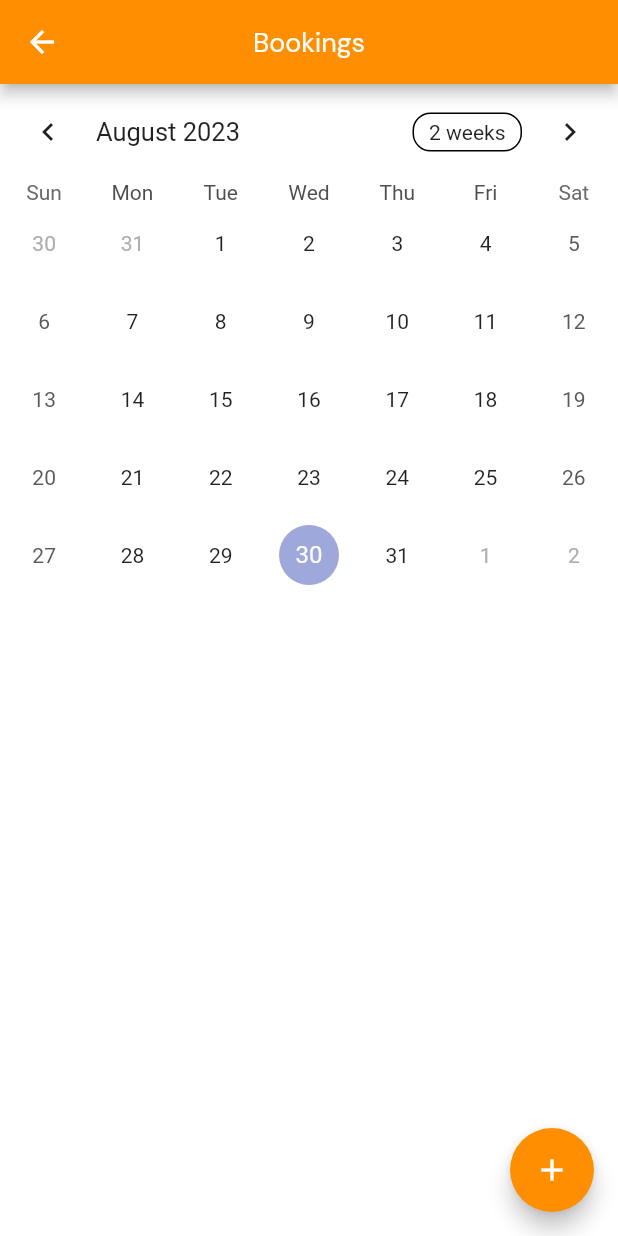
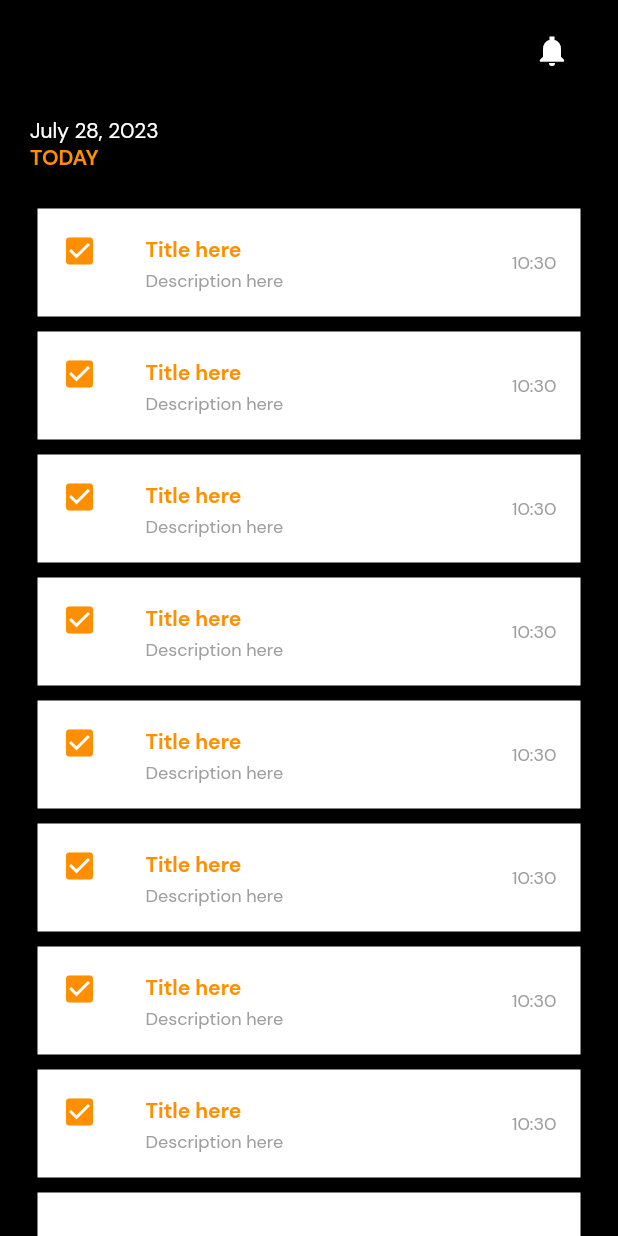
Before and after one commit to lansoyyy/media_tooker, a Flutter app: the BookingsPage screen opened directly, after a tap on the "add" icon, on a phone screen of 412 x 824 dp. Run offline on Flutter 3.47's test engine with Material 2 defaults, Android fonts, the phone set to English and light mode, and no system bars; drawn by our look-alikes of calendar_view, table_calendar.

Commit message:
added task screen

```diff
--- a/lib/screens/pages/freelancers/bookings_page.dart
+++ b/lib/screens/pages/freelancers/bookings_page.dart
@@ -1,4 +1,5 @@
 import 'package:flutter/material.dart';
+import 'package:media_tooker/screens/pages/freelancers/task_page.dart';
 import 'package:media_tooker/utils/colors.dart';
 import 'package:media_tooker/widgets/text_widget.dart';
 import 'package:table_calendar/table_calendar.dart';
@@ -24,7 +25,10 @@ class _BookingsPageState extends State<BookingsPage> {
         child: const Icon(
           Icons.add,
         ),
-        onPressed: () {},
+        onPressed: () {
+          Navigator.of(context)
+              .push(MaterialPageRoute(builder: (context) => const TaskPage()));
+        },
       ),
       backgroundColor: Colors.white,
       appBar: AppBar(
--- /dev/null
+++ b/lib/screens/pages/freelancers/task_page.dart
@@ -0,0 +1,94 @@
+import 'package:flutter/material.dart';
+import 'package:media_tooker/utils/colors.dart';
+import 'package:media_tooker/widgets/text_widget.dart';
+
+class TaskPage extends StatelessWidget {
+  const TaskPage({super.key});
+
+  @override
+  Widget build(BuildContext context) {
+    return Scaffold(
+      backgroundColor: Colors.black,
+      body: SafeArea(
+        child: Padding(
+          padding: const EdgeInsets.fromLTRB(20, 10, 20, 10),
+          child: Column(
+            children: [
+              Align(
+                alignment: Alignment.topRight,
+                child: IconButton(
+                  onPressed: () {},
+                  icon: const Icon(
+                    Icons.notifications_sharp,
+                    color: Colors.white,
+                  ),
+                ),
+              ),
+              const SizedBox(
+                height: 20,
+              ),
+              Align(
+                  alignment: Alignment.topLeft,
+                  child: Column(
+                    crossAxisAlignment: CrossAxisAlignment.start,
+                    children: [
+                      TextWidget(
+                        text: 'July 28, 2023',
+                        fontSize: 14,
+                        fontFamily: 'Regular',
+                        color: Colors.white,
+                      ),
+                      TextWidget(
+                        text: 'TODAY',
+                        fontSize: 14,
+                        fontFamily: 'Bold',
+                        color: primary,
+                      ),
+                    ],
+                  )),
+              const SizedBox(
+                height: 20,
+              ),
+              Expanded(
+                child: SizedBox(
+                  child: ListView.builder(
+                    itemBuilder: (context, index) {
+                      return Padding(
+                        padding: const EdgeInsets.all(5.0),
+                        child: ListTile(
+                          leading: Icon(
+                            Icons.check_box,
+                            color: primary,
+                          ),
+                          tileColor: Colors.white,
+                          title: TextWidget(
+                            text: 'Title here',
+                            fontSize: 14,
+                            fontFamily: 'Bold',
+                            color: primary,
+                          ),
+                          subtitle: TextWidget(
+                            text: 'Description here',
+                            fontSize: 12,
+                            fontFamily: 'Regular',
+                            color: Colors.grey,
+                          ),
+                          trailing: TextWidget(
+                            text: '10:30',
+                            fontSize: 12,
+                            fontFamily: 'Regular',
+                            color: Colors.grey,
+                          ),
+                        ),
+                      );
+                    },
+                  ),
+                ),
+              )
+            ],
+          ),
+        ),
+      ),
+    );
+  }
+}
```
